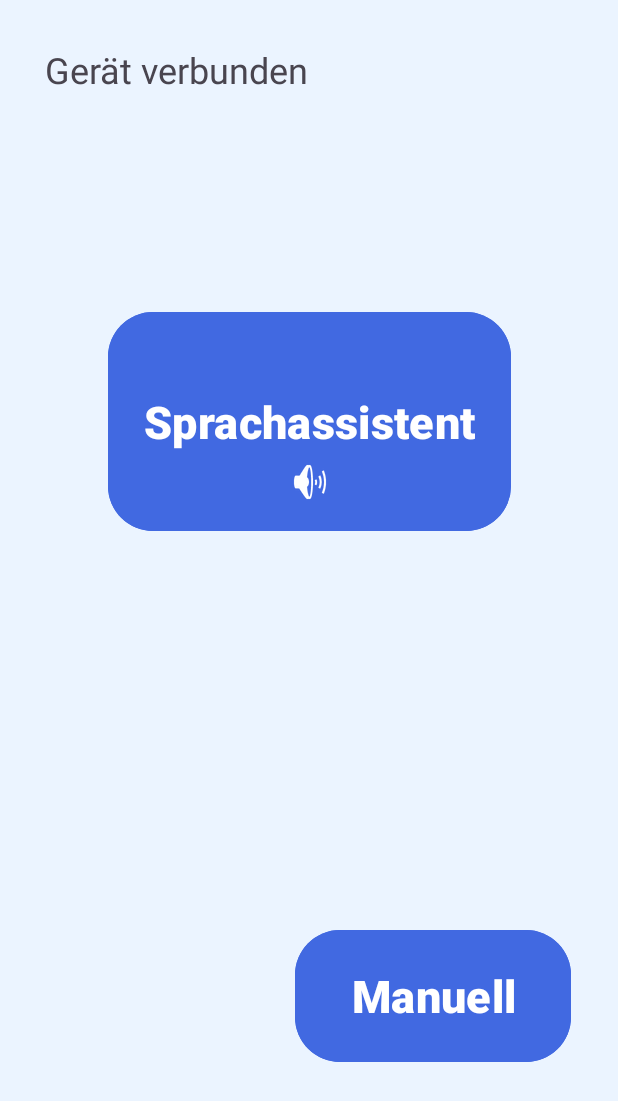
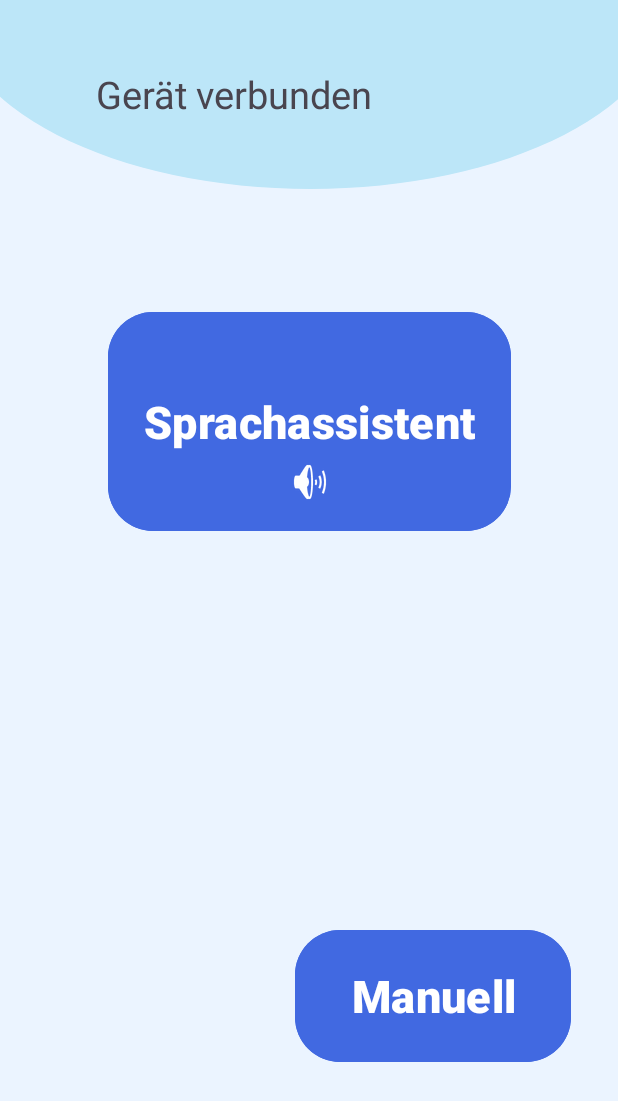
Before and after one commit to Swordpro3001/SSAB_Applikation, an Android app: the layout sprachassistentlayout.xml on its own in the app's theme, with its tools: preview values and no code run, on a phone screen of 412 x 824 dp. Shown: the top 1101 px of the screen. Run offline under Robolectric (Android 15) with nearby library versions, the phone set to English and light mode, and no system bars; Roboto replaces fonts that are not available here.

Commit message:
Oval added to Sprachassistenlayout

```diff
--- a/app/src/main/res/layout/sprachassistentlayout.xml
+++ b/app/src/main/res/layout/sprachassistentlayout.xml
@@ -52,14 +52,28 @@
         app:layout_constraintTop_toTopOf="@+id/button2"
         app:srcCompat="@android:drawable/ic_lock_silent_mode_off" />
 
+
+    <ImageView
+        android:id="@+id/imageView3"
+        android:layout_width="478dp"
+        android:layout_height="246dp"
+        android:layout_marginBottom="200dp"
+        app:layout_constraintBottom_toTopOf="@+id/button2"
+        app:layout_constraintEnd_toEndOf="parent"
+        app:layout_constraintStart_toStartOf="parent"
+        app:layout_constraintTop_toTopOf="parent"
+        app:srcCompat="@drawable/custom_oval_shape" />
+
     <TextView
         android:id="@+id/textView"
         android:layout_width="wrap_content"
         android:layout_height="wrap_content"
-        android:layout_marginStart="30dp"
-        android:layout_marginTop="30dp"
+        android:layout_marginEnd="100dp"
         android:text="Gerät verbunden"
-        android:textSize="24sp"
+        android:textSize="25sp"
+        app:layout_constraintBottom_toBottomOf="@+id/imageView3"
+        app:layout_constraintEnd_toEndOf="parent"
         app:layout_constraintStart_toStartOf="parent"
         app:layout_constraintTop_toTopOf="parent" />
+
 </androidx.constraintlayout.widget.ConstraintLayout>
```
